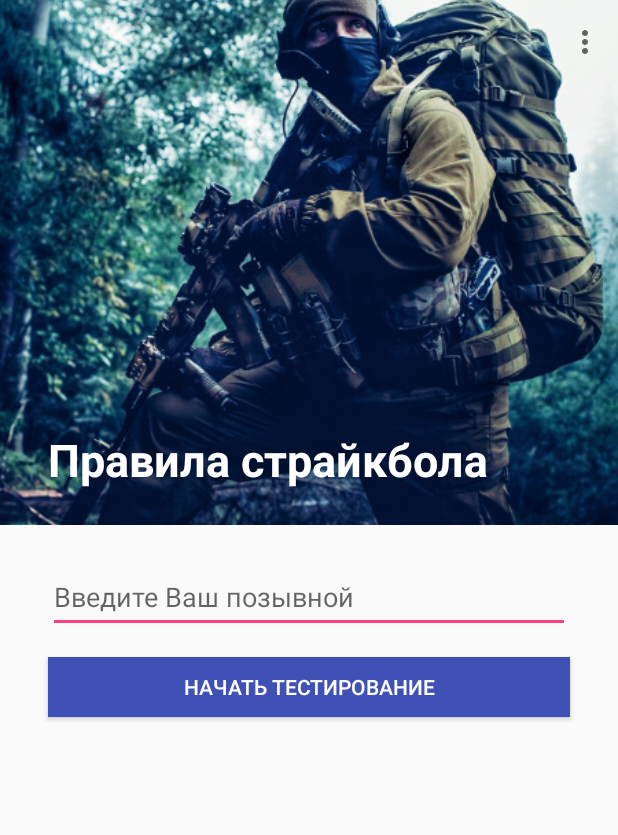
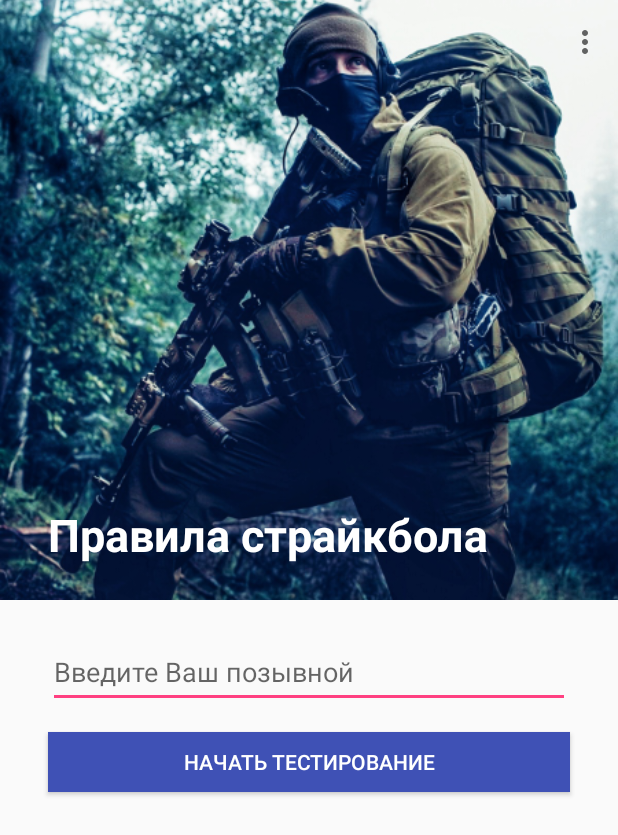
Before and after one commit to RealNigma/StrikeballRules, an Android app: the screen it shows after launch (MainActivity), on a phone screen of 412 x 824 dp. Shown: the top 835 px of the screen. Run offline under Robolectric (Android 15) with nearby library versions, the phone set to English and light mode, and no system bars; our stand-ins replace Firebase (no records; nobody signed in at launch, a user with empty details on screens opened directly); libraries missing offline, so code that uses them is left out: com.firebase.ui; 2 statements that could not run were skipped.

Commit message:
Высота appbar image 400dp

```diff
--- a/app/build.gradle
+++ b/app/build.gradle
@@ -46,7 +46,7 @@ dependencies {
     androidTestImplementation 'androidx.test:runner:1.2.0'
     androidTestImplementation 'androidx.test.espresso:espresso-core:3.2.0'
 
-    implementation 'com.google.firebase:firebase-analytics:17.2.1'
+    implementation 'com.google.firebase:firebase-analytics:17.2.2'
     implementation 'androidx.mediarouter:mediarouter:1.1.0'
 }
 
--- a/app/src/main/res/layout/content_main.xml
+++ b/app/src/main/res/layout/content_main.xml
@@ -11,15 +11,17 @@
     <com.google.android.material.appbar.AppBarLayout
         android:id="@+id/appbar"
 
+        android:layout_weight="1"
+
         android:layout_width="match_parent"
-        android:layout_height="350dp">
+        android:layout_height="400dp">
 
         <com.google.android.material.appbar.CollapsingToolbarLayout
             android:id="@+id/collapsingToolbarLayout"
             android:layout_width="match_parent"
             android:layout_height="match_parent"
             app:contentScrim="?attr/colorPrimary"
-            app:layout_scrollFlags="scroll|exitUntilCollapsed|snap"
+            app:layout_scrollFlags="scroll|exitUntilCollapsed"
 
             app:toolbarId="@+id/toolbar">
 
@@ -31,6 +33,7 @@
                 android:background="#00FFFFFF"
                 android:contentDescription="Stikeball Rules"
                 android:scaleType="centerCrop"
+
                 android:src="@mipmap/logo_main"
                 app:layout_collapseMode="parallax" />
 
```
